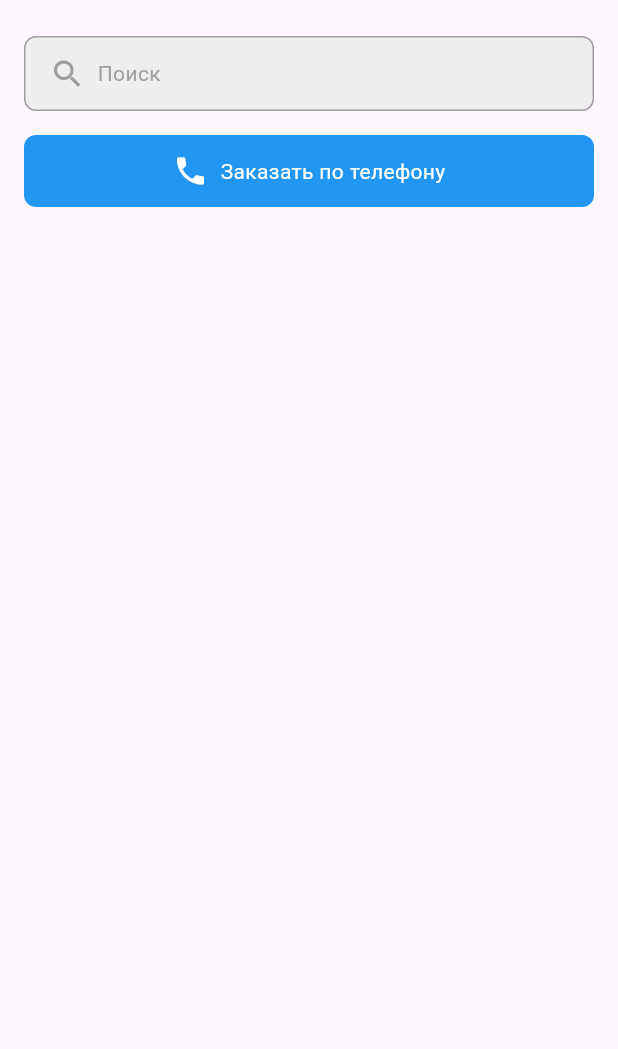
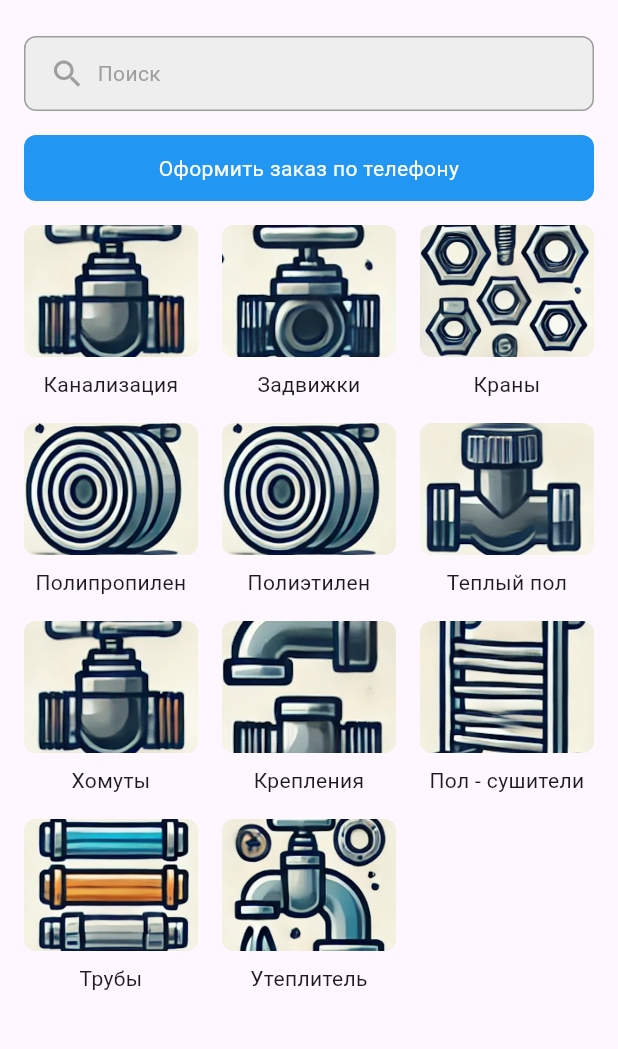
Before and after one commit to P4uil/teplo_voda_store, a Flutter app: the StoreView screen opened directly, after a tap on "+7 705 410 9814", on a phone screen of 412 x 824 dp, the part 72-1121 px from its top. Run offline on Flutter 3.47's test engine with Material 3 defaults, Android fonts, the phone set to English and light mode, and no system bars; our stand-ins replace bloc, equatable, flutter_bloc.

Commit message:
topics added

```diff
--- /dev/null
+++ b/lib/pages/catalog/bloc/catalog_bloc.dart
@@ -0,0 +1,14 @@
+import 'package:bloc/bloc.dart';
+import 'package:equatable/equatable.dart';
+
+part 'catalog_event.dart';
+part 'catalog_state.dart';
+
+// Bloc
+class CatalogBloc extends Bloc<CatalogEvent, CatalogState> {
+  CatalogBloc() : super(CatalogInitial()) {
+    on<SelectCatalogSectionEvent>((event, emit) {
+      emit(CatalogSectionSelected(event.sectionTitle));
+    });
+  }
+}
--- /dev/null
+++ b/lib/pages/catalog/bloc/catalog_event.dart
@@ -0,0 +1,17 @@
+part of 'catalog_bloc.dart';
+
+sealed class CatalogEvent extends Equatable {
+  const CatalogEvent();
+
+  @override
+  List<Object> get props => [];
+}
+
+final class SelectCatalogSectionEvent extends CatalogEvent {
+  final String sectionTitle;
+
+  const SelectCatalogSectionEvent(this.sectionTitle);
+
+  @override
+  List<Object> get props => [sectionTitle];
+}
--- /dev/null
+++ b/lib/pages/catalog/bloc/catalog_state.dart
@@ -0,0 +1,19 @@
+part of 'catalog_bloc.dart';
+
+sealed class CatalogState extends Equatable {
+  const CatalogState();
+
+  @override
+  List<Object> get props => [];
+}
+
+final class CatalogInitial extends CatalogState {}
+
+final class CatalogSectionSelected extends CatalogState {
+  final String sectionTitle;
+
+  const CatalogSectionSelected(this.sectionTitle);
+
+  @override
+  List<Object> get props => [sectionTitle];
+}
--- a/lib/pages/catalog/catalog_view.dart
+++ b/lib/pages/catalog/catalog_view.dart
@@ -1,12 +1,27 @@
 import 'package:flutter/material.dart';
+import 'package:flutter_bloc/flutter_bloc.dart';
+import 'package:teplo_voda_store/pages/catalog/bloc/catalog_bloc.dart';
 
 class CatalogView extends StatelessWidget {
   const CatalogView({super.key});
 
   @override
   Widget build(BuildContext context) {
-    return const Center(
-      child: Text('Каталог'),
+    return BlocBuilder<CatalogBloc, CatalogState>(
+      builder: (context, state) {
+        if (state is CatalogInitial) {
+          return const Center(child: Text('Выберите раздел из главного меню'));
+        } else if (state is CatalogSectionSelected) {
+          return Scaffold(
+            appBar: AppBar(title: Text(state.sectionTitle)),
+            body: Center(
+              child: Text('Содержимое раздела: ${state.sectionTitle}'),
+            ),
+          );
+        } else {
+          return const Center(child: Text('Ошибка загрузки каталога'));
+        }
+      },
     );
   }
 }
--- a/lib/pages/store/store_view.dart
+++ b/lib/pages/store/store_view.dart
@@ -1,6 +1,7 @@
 import 'package:flutter/material.dart';
 import 'package:flutter_bloc/flutter_bloc.dart';
 import 'package:teplo_voda_store/components/tabbar/bloc/tabbar_bloc.dart';
+import 'package:teplo_voda_store/pages/catalog/bloc/catalog_bloc.dart';
 import 'package:url_launcher/url_launcher.dart';
 
 class StoreView extends StatefulWidget {
@@ -11,6 +12,20 @@ class StoreView extends StatefulWidget {
 }
 
 class _StoreViewState extends State<StoreView> {
+  final List<Map<String, String>> sections = [
+    {'title': 'Канализация', 'icon': 'assets/icons/sewage.png'},
+    {'title': 'Задвижки', 'icon': 'assets/icons/valves.png'},
+    {'title': 'Краны', 'icon': 'assets/icons/taps.png'},
+    {'title': 'Полипропилен', 'icon': 'assets/icons/polypropylene.png'},
+    {'title': 'Полиэтилен', 'icon': 'assets/icons/polyethylene.png'},
+    {'title': 'Теплый пол', 'icon': 'assets/icons/heated_floor.png'},
+    {'title': 'Хомуты', 'icon': 'assets/icons/clamps.png'},
+    {'title': 'Крепления', 'icon': 'assets/icons/fasteners.png'},
+    {'title': 'Пол - сушители', 'icon': 'assets/icons/towel_racks.png'},
+    {'title': 'Трубы', 'icon': 'assets/icons/pipes.png'},
+    {'title': 'Утеплитель', 'icon': 'assets/icons/insulation.png'},
+  ];
+
   @override
   Widget build(BuildContext context) {
     return Scaffold(
@@ -40,7 +55,6 @@ class _StoreViewState extends State<StoreView> {
       ),
       body: Column(
         children: [
-          // Строка поиска
           Padding(
             padding: const EdgeInsets.all(16.0),
             child: InkWell(
@@ -61,16 +75,12 @@ class _StoreViewState extends State<StoreView> {
                   children: [
                     Icon(Icons.search, color: Colors.grey),
                     SizedBox(width: 8),
-                    Text(
-                      'Поиск',
-                      style: TextStyle(color: Colors.grey),
-                    ),
+                    Text('Поиск', style: TextStyle(color: Colors.grey)),
                   ],
                 ),
               ),
             ),
           ),
-          // Плашка "Заказать по телефону"
           Padding(
             padding: const EdgeInsets.symmetric(horizontal: 16.0),
             child: InkWell(
@@ -116,33 +126,77 @@ class _StoreViewState extends State<StoreView> {
                 );
               },
               child: Container(
+                width: double.infinity,
                 padding:
                     const EdgeInsets.symmetric(horizontal: 16, vertical: 12),
                 decoration: BoxDecoration(
                   color: Colors.blue,
                   borderRadius: BorderRadius.circular(8),
                 ),
-                child: const Row(
-                  mainAxisAlignment: MainAxisAlignment.center,
-                  children: [
-                    Icon(Icons.phone, color: Colors.white),
-                    SizedBox(width: 8),
-                    Text(
-                      'Заказать по телефону',
-                      style: TextStyle(color: Colors.white),
-                    ),
-                  ],
+                child: Center(
+                  child: const Text(
+                    'Оформить заказ по телефону',
+                    style: TextStyle(color: Colors.white),
+                    textAlign: TextAlign.center, // Текст выровнен по центру
+                  ),
                 ),
               ),
             ),
-          )
+          ),
+          Expanded(
+            child: GridView.builder(
+              padding: const EdgeInsets.all(16.0),
+              gridDelegate: const SliverGridDelegateWithFixedCrossAxisCount(
+                crossAxisCount: 3,
+                mainAxisSpacing: 16,
+                crossAxisSpacing: 16,
+                childAspectRatio: 1,
+              ),
+              itemCount: sections.length,
+              itemBuilder: (context, index) {
+                final section = sections[index];
+                return InkWell(
+                  onTap: () {
+                    context
+                        .read<CatalogBloc>()
+                        .add(SelectCatalogSectionEvent(section['title']!));
+                    context
+                        .read<TabBarBloc>()
+                        .add(SwitchTabEvent(1)); // Переключиться на "Каталог"
+                  },
+                  child: Column(
+                    children: [
+                      Expanded(
+                        child: Container(
+                          decoration: BoxDecoration(
+                            borderRadius: BorderRadius.circular(8),
+                            color: Colors.grey[200],
+                            image: DecorationImage(
+                              image: AssetImage(section['icon']!),
+                              fit: BoxFit.cover,
+                            ),
+                          ),
+                        ),
+                      ),
+                      const SizedBox(height: 8),
+                      Text(section['title']!, textAlign: TextAlign.center),
+                    ],
+                  ),
+                );
+              },
+            ),
+          ),
         ],
       ),
     );
   }
 
-  void launchPhoneDialer(String phoneNumber) {
+  void launchPhoneDialer(String phoneNumber) async {
     final Uri phoneUri = Uri(scheme: 'tel', path: phoneNumber);
-    launchUrl(phoneUri);
+    if (await canLaunch(phoneUri.toString())) {
+      await launch(phoneUri.toString());
+    } else {
+      throw 'Could not launch $phoneNumber';
+    }
   }
 }
--- a/pubspec.yaml
+++ b/pubspec.yaml
@@ -64,7 +64,7 @@ flutter:
 
   assets:
     - assets/LogoTeploVoda.png
-
+    - assets/icons/
   # To add assets to your application, add an assets section, like this:
   # assets:
   #   - images/a_dot_burr.jpeg
```
Also changed, not shown: assets/icons/clamps.png (added), assets/icons/fasteners.png (added), assets/icons/heated_floor.png (added), assets/icons/insulation.png (added), assets/icons/pipes.png (added), assets/icons/polyethylene.png (added), assets/icons/polypropylene.png (added), assets/icons/sewage.png (added), assets/icons/taps.png (added), assets/icons/towel_racks.png (added), assets/icons/valves.png (added), 7 other files.
